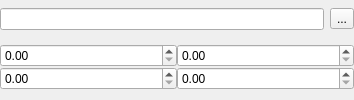
Qt form src/editor/texturelineedit.ui (frame-r/RenderMaster) before a commit.
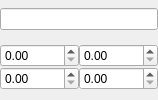
The same form after that commit. Custom widgets are drawn as their Qt base class.

Diff of the .ui file:
```diff
--- a/src/editor/texturelineedit.ui
+++ b/src/editor/texturelineedit.ui
@@ -6,12 +6,12 @@
    <rect>
     <x>0</x>
     <y>0</y>
-    <width>354</width>
+    <width>158</width>
     <height>100</height>
    </rect>
   </property>
   <property name="sizePolicy">
-   <sizepolicy hsizetype="Minimum" vsizetype="Fixed">
+   <sizepolicy hsizetype="Preferred" vsizetype="Fixed">
     <horstretch>0</horstretch>
     <verstretch>0</verstretch>
    </sizepolicy>
@@ -19,7 +19,7 @@
   <property name="minimumSize">
    <size>
     <width>0</width>
-    <height>50</height>
+    <height>0</height>
    </size>
   </property>
   <property name="maximumSize">
@@ -49,19 +49,6 @@
      <item>
       <widget class="MyLineEdit" name="lineEdit"/>
      </item>
-     <item>
-      <widget class="QToolButton" name="toolButton">
-       <property name="sizePolicy">
-        <sizepolicy hsizetype="Fixed" vsizetype="Maximum">
-         <horstretch>0</horstretch>
-         <verstretch>0</verstretch>
-        </sizepolicy>
-       </property>
-       <property name="text">
-        <string>...</string>
-       </property>
-      </widget>
-     </item>
     </layout>
    </item>
    <item>
@@ -69,26 +56,6 @@
      <property name="spacing">
       <number>0</number>
      </property>
-     <item row="1" column="1">
-      <widget class="QDoubleSpinBox" name="uv4_sb">
-       <property name="decimals">
-        <number>2</number>
-       </property>
-       <property name="maximum">
-        <double>999.000000000000000</double>
-       </property>
-      </widget>
-     </item>
-     <item row="1" column="0">
-      <widget class="QDoubleSpinBox" name="uv3_sb">
-       <property name="decimals">
-        <number>2</number>
-       </property>
-       <property name="maximum">
-        <double>999.000000000000000</double>
-       </property>
-      </widget>
-     </item>
      <item row="0" column="0">
       <widget class="QDoubleSpinBox" name="uv1_sb">
        <property name="sizePolicy">
@@ -97,6 +64,12 @@
          <verstretch>0</verstretch>
         </sizepolicy>
        </property>
+       <property name="minimumSize">
+        <size>
+         <width>40</width>
+         <height>0</height>
+        </size>
+       </property>
        <property name="decimals">
         <number>2</number>
        </property>
@@ -107,6 +80,44 @@
      </item>
      <item row="0" column="1">
       <widget class="QDoubleSpinBox" name="uv2_sb">
+       <property name="minimumSize">
+        <size>
+         <width>40</width>
+         <height>0</height>
+        </size>
+       </property>
+       <property name="decimals">
+        <number>2</number>
+       </property>
+       <property name="maximum">
+        <double>999.000000000000000</double>
+       </property>
+      </widget>
+     </item>
+     <item row="1" column="0">
+      <widget class="QDoubleSpinBox" name="uv3_sb">
+       <property name="minimumSize">
+        <size>
+         <width>40</width>
+         <height>0</height>
+        </size>
+       </property>
+       <property name="decimals">
+        <number>2</number>
+       </property>
+       <property name="maximum">
+        <double>999.000000000000000</double>
+       </property>
+      </widget>
+     </item>
+     <item row="1" column="1">
+      <widget class="QDoubleSpinBox" name="uv4_sb">
+       <property name="minimumSize">
+        <size>
+         <width>40</width>
+         <height>0</height>
+        </size>
+       </property>
        <property name="decimals">
         <number>2</number>
        </property>
```
Left out of the diff: 3 changed lines with no effect on the pictures.
